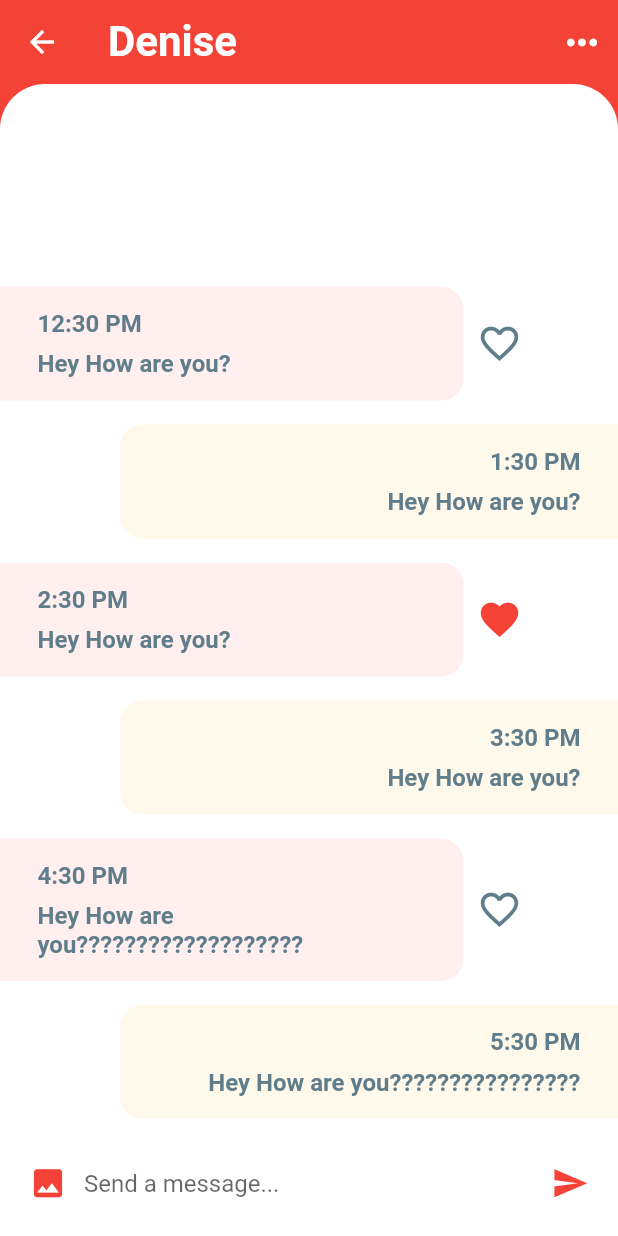
After one commit to AmirJaber97/firechat, a Flutter app: the screen it shows after launch, after a tap on "Denise", on a phone screen of 412 x 824 dp. The commit adds this screen. Run offline on Flutter 3.47's test engine with Material 2 defaults, Android fonts, the phone set to English and light mode, and no system bars.

Commit message:
chat ui done

```diff
--- a/lib/models/message.dart
+++ b/lib/models/message.dart
@@ -102,7 +102,7 @@ List<Message> chats = [
     sender: beatrice,
     time: '5:30 PM',
     text: 'Hey How are you?',
-    isLiked: false,
+    isLiked: true,
     isRead: true,
   ),
 ];
@@ -133,7 +133,7 @@ List<Message> messages = [
     sender: denise,
     time: '2:30 PM',
     text: 'Hey How are you?',
-    isLiked: false,
+    isLiked: true,
     isRead: true,
   ),
   Message(
--- /dev/null
+++ b/lib/screens/chat.dart
@@ -0,0 +1,178 @@
+import 'package:fire_chat/models/message.dart';
+import 'package:fire_chat/models/user.dart';
+import 'package:flutter/material.dart';
+
+class ChatScreen extends StatefulWidget {
+  final User user;
+
+  const ChatScreen({Key key, this.user}) : super(key: key);
+
+  @override
+  _ChatScreenState createState() => _ChatScreenState();
+}
+
+class _ChatScreenState extends State<ChatScreen> {
+  _buildMessage(Message message, bool isMe) {
+    final Container msg = Container(
+      margin: isMe
+          ? EdgeInsets.only(
+              top: 8.0,
+              bottom: 8.0,
+              left: 80.0,
+            )
+          : EdgeInsets.only(
+              top: 8.0,
+              bottom: 8.0,
+            ),
+      padding: EdgeInsets.symmetric(horizontal: 25.0, vertical: 15.0),
+      width: MediaQuery.of(context).size.width * 0.75,
+      decoration: BoxDecoration(
+        color: isMe ? Theme.of(context).accentColor : Color(0xFFFFEFEE),
+        borderRadius: isMe
+            ? BorderRadius.only(
+                topLeft: Radius.circular(15.0),
+                bottomLeft: Radius.circular(15.0),
+              )
+            : BorderRadius.only(
+                topRight: Radius.circular(15.0),
+                bottomRight: Radius.circular(15.0),
+              ),
+      ),
+      child: Column(
+        crossAxisAlignment:
+            isMe ? CrossAxisAlignment.end : CrossAxisAlignment.start,
+        children: <Widget>[
+          Text(
+            message.time,
+            style: TextStyle(
+              color: Colors.blueGrey,
+              fontSize: 16.0,
+              fontWeight: FontWeight.w600,
+            ),
+          ),
+          SizedBox(
+            height: 8.0,
+          ),
+          Text(
+            message.text,
+            style: TextStyle(
+              color: Colors.blueGrey,
+              fontSize: 16.0,
+              fontWeight: FontWeight.w600,
+            ),
+          ),
+        ],
+      ),
+    );
+    if (isMe) {
+      return msg;
+    }
+    return Row(
+      children: <Widget>[
+        msg,
+        IconButton(
+          icon: message.isLiked
+              ? Icon(Icons.favorite)
+              : Icon(Icons.favorite_border),
+          iconSize: 30.0,
+          color: message.isLiked
+              ? Theme.of(context).primaryColor
+              : Colors.blueGrey,
+          onPressed: () {},
+        ),
+      ],
+    );
+  }
+
+  _buildMessageComposer() {
+    return Container(
+      padding: EdgeInsets.symmetric(horizontal: 8.0),
+      height: 70.0,
+      color: Colors.white,
+      child: Row(
+        children: <Widget>[
+          IconButton(
+            icon: Icon(Icons.photo),
+            iconSize: 25.0,
+            color: Theme.of(context).primaryColor,
+            onPressed: () {},
+          ),
+          Expanded(
+            child: TextField(
+              onChanged: (value) {},
+              textCapitalization: TextCapitalization.sentences,
+              decoration: InputDecoration.collapsed(
+                hintText: 'Send a message...',
+              ),
+            ),
+          ),
+          IconButton(
+            icon: Icon(Icons.send),
+            iconSize: 25.0,
+            color: Theme.of(context).primaryColor,
+            onPressed: () {},
+          ),
+        ],
+      ),
+    );
+  }
+
+  @override
+  Widget build(BuildContext context) {
+    print(widget.user.name);
+    return Scaffold(
+      backgroundColor: Theme.of(context).primaryColor,
+      appBar: AppBar(
+        title: Text(
+          widget.user.name,
+          style: TextStyle(
+            fontSize: 28.0,
+            fontWeight: FontWeight.bold,
+          ),
+        ),
+        elevation: 0.0,
+        actions: <Widget>[
+          IconButton(
+            icon: Icon(Icons.more_horiz),
+            iconSize: 30.0,
+            color: Colors.white,
+            onPressed: () {},
+          ),
+        ],
+      ),
+      body: GestureDetector(
+        onTap: ()=>FocusScope.of(context).unfocus(),
+        child: Column(
+          children: <Widget>[
+            Expanded(
+              child: Container(
+                decoration: BoxDecoration(
+                    color: Colors.white,
+                    borderRadius: BorderRadius.only(
+                      topLeft: Radius.circular(30.0),
+                      topRight: Radius.circular(30.0),
+                    )),
+                child: ClipRRect(
+                  borderRadius: BorderRadius.only(
+                    topLeft: Radius.circular(30.0),
+                    topRight: Radius.circular(30.0),
+                  ),
+                  child: ListView.builder(
+                      reverse: true,
+                      padding: EdgeInsets.only(top: 15.0),
+                      itemCount: messages.length,
+                      itemBuilder: (BuildContext context, int index) {
+                        final Message message = messages[index];
+                        bool isMe = message.sender.id == currentUser.id;
+                        return _buildMessage(message, isMe);
+                      }),
+                ),
+              ),
+            ),
+            _buildMessageComposer(),
+          ],
+        ),
+      ),
+    );
+  }
+}
--- a/lib/widgets/favorite_contacts.dart
+++ b/lib/widgets/favorite_contacts.dart
@@ -1,4 +1,5 @@
 import 'package:fire_chat/models/message.dart';
+import 'package:fire_chat/screens/chat.dart';
 import 'package:flutter/material.dart';
 
 class FavoriteContacts extends StatelessWidget {
@@ -40,7 +41,16 @@ class FavoriteContacts extends StatelessWidget {
                 scrollDirection: Axis.horizontal,
                 itemCount: favorites.length,
                 itemBuilder: (BuildContext context, int index) {
-                  return Padding(
+                  return GestureDetector(
+                    onTap: () {
+                      Navigator.push(
+                        context,
+                        MaterialPageRoute(
+                          builder: (_) => ChatScreen(user: favorites[index],),
+                        ),
+                      );
+                    },
+                    child: Padding(
                       padding: EdgeInsets.all(10.0),
                       child: Column(
                         children: <Widget>[
@@ -61,6 +71,7 @@ class FavoriteContacts extends StatelessWidget {
                           ),
                         ],
                       ),
+                    ),
                   );
                 }),
           )
--- a/lib/widgets/recent_chats.dart
+++ b/lib/widgets/recent_chats.dart
@@ -1,4 +1,5 @@
 import 'package:fire_chat/models/message.dart';
+import 'package:fire_chat/screens/chat.dart';
 import 'package:flutter/material.dart';
 
 class RecentChats extends StatelessWidget {
@@ -22,9 +23,19 @@ class RecentChats extends StatelessWidget {
             itemCount: chats.length,
             itemBuilder: (BuildContext context, int index) {
               final Message chat = chats[index];
-              return Container(
+              return GestureDetector(
+                onTap: () {
+                  Navigator.push(
+                    context,
+                    MaterialPageRoute(
+                      builder: (_) => ChatScreen(user: chat.sender,),
+                    ),
+                  );
+                },
+                child: Container(
                   margin: EdgeInsets.only(top: 5.0, bottom: 5.0, right: 20.0),
-                padding: EdgeInsets.symmetric(horizontal: 20.0, vertical: 10.0),
+                  padding:
+                      EdgeInsets.symmetric(horizontal: 20.0, vertical: 10.0),
                   decoration: BoxDecoration(
                       color: !chat.isRead ? Color(0xFFFFEFEE) : Colors.white,
                       borderRadius: BorderRadius.only(
@@ -86,7 +97,8 @@ class RecentChats extends StatelessWidget {
                           SizedBox(
                             height: 4.0,
                           ),
-                        !chat.isRead ? Container(
+                          !chat.isRead
+                              ? Container(
                                   width: 40.0,
                                   height: 20.0,
                                   decoration: BoxDecoration(
@@ -102,10 +114,12 @@ class RecentChats extends StatelessWidget {
                                       fontWeight: FontWeight.bold,
                                     ),
                                   ),
-                        ) : Text(''),
+                                )
+                              : Text(''),
                         ],
                       )
                     ],
+                  ),
                 ),
               );
             },
```
Lines whose indentation alone changed are shown as unchanged.
